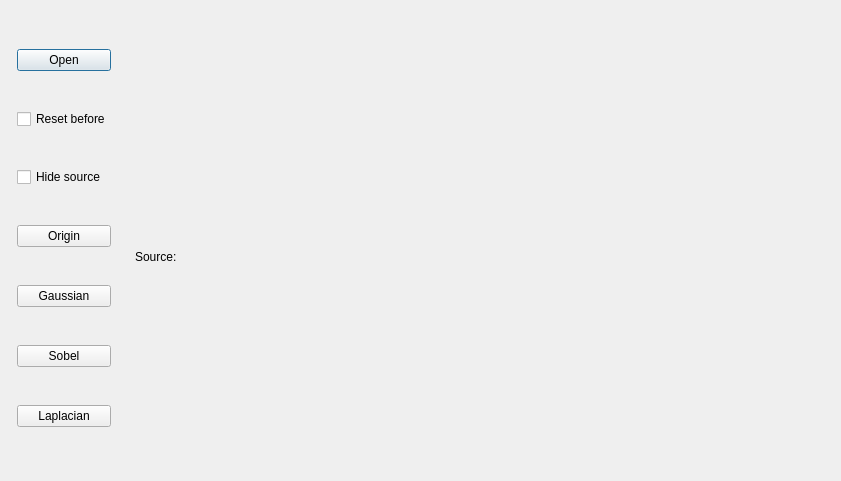
Old version of the form windows/singleimagedialog.ui in the repository m21-cerutti/ProjetTech2019_Robot.
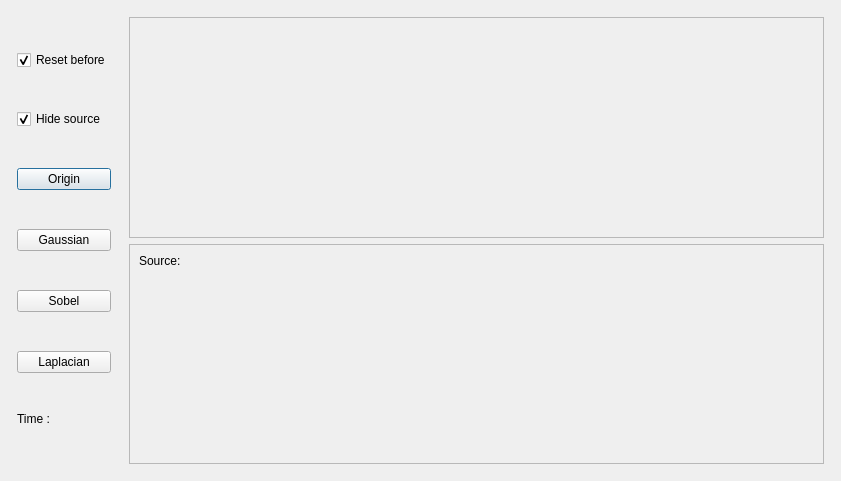
New version of the form.

The edit to the form file:
```diff
--- a/windows/singleimagedialog.ui
+++ b/windows/singleimagedialog.ui
@@ -28,18 +28,17 @@
      <property name="bottomMargin">
       <number>6</number>
      </property>
-     <item>
-      <widget class="QPushButton" name="btn_Open">
-       <property name="text">
-        <string>Open</string>
-       </property>
-      </widget>
-     </item>
      <item>
       <widget class="QCheckBox" name="cb_resetbefore">
        <property name="text">
         <string>Reset before</string>
        </property>
+       <property name="checked">
+        <bool>true</bool>
+       </property>
+       <property name="tristate">
+        <bool>false</bool>
+       </property>
       </widget>
      </item>
      <item>
@@ -47,6 +46,9 @@
        <property name="text">
         <string>Hide source</string>
        </property>
+       <property name="checked">
+        <bool>true</bool>
+       </property>
       </widget>
      </item>
      <item>
@@ -77,6 +79,19 @@
        </property>
       </widget>
      </item>
+     <item>
+      <widget class="QLabel" name="lb_time">
+       <property name="sizePolicy">
+        <sizepolicy hsizetype="Minimum" vsizetype="Fixed">
+         <horstretch>0</horstretch>
+         <verstretch>0</verstretch>
+        </sizepolicy>
+       </property>
+       <property name="text">
+        <string>Time :</string>
+       </property>
+      </widget>
+     </item>
     </layout>
    </item>
    <item>
@@ -94,32 +109,51 @@
       <number>6</number>
      </property>
      <item>
-      <widget class="QLabel" name="lb_imgdest">
+      <widget class="QFrame" name="BoxDst">
        <property name="sizePolicy">
-        <sizepolicy hsizetype="MinimumExpanding" vsizetype="MinimumExpanding">
+        <sizepolicy hsizetype="Preferred" vsizetype="Expanding">
          <horstretch>0</horstretch>
          <verstretch>0</verstretch>
         </sizepolicy>
        </property>
-       <property name="text">
-        <string/>
+       <property name="frameShape">
+        <enum>QFrame::StyledPanel</enum>
        </property>
-      </widget>
-     </item>
-     <item>
+       <property name="frameShadow">
+        <enum>QFrame::Raised</enum>
+       </property>
       <layout class="QVBoxLayout" name="verticalLayout_3">
-       <property name="leftMargin">
-        <number>6</number>
-       </property>
-       <property name="topMargin">
-        <number>6</number>
-       </property>
-       <property name="rightMargin">
-        <number>6</number>
+        <item>
+         <widget class="QLabel" name="lb_imgdest">
+          <property name="sizePolicy">
+           <sizepolicy hsizetype="Expanding" vsizetype="MinimumExpanding">
+            <horstretch>0</horstretch>
+            <verstretch>0</verstretch>
+           </sizepolicy>
+          </property>
+          <property name="text">
+           <string/>
+          </property>
+         </widget>
+        </item>
+       </layout>
+      </widget>
+     </item>
+     <item>
+      <widget class="QFrame" name="BoxSrc">
+       <property name="sizePolicy">
+        <sizepolicy hsizetype="Expanding" vsizetype="Expanding">
+         <horstretch>0</horstretch>
+         <verstretch>0</verstretch>
+        </sizepolicy>
        </property>
-       <property name="bottomMargin">
-        <number>6</number>
+       <property name="frameShape">
+        <enum>QFrame::StyledPanel</enum>
        </property>
+       <property name="frameShadow">
+        <enum>QFrame::Raised</enum>
+       </property>
+       <layout class="QVBoxLayout" name="verticalLayout_4">
        <item>
         <widget class="QLabel" name="label">
          <property name="sizePolicy">
@@ -147,6 +181,7 @@
         </widget>
        </item>
       </layout>
+      </widget>
      </item>
     </layout>
    </item>
```
Lines whose indentation alone changed are shown as unchanged.
